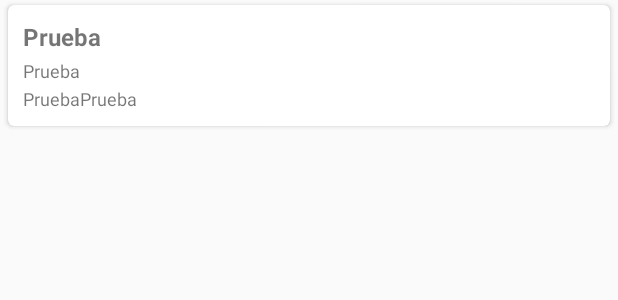
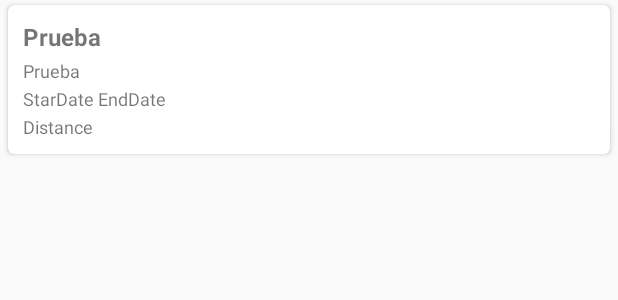
Before and after one commit to higab85/plusone, an Android app: the layout activity_card_view_list_events.xml on its own in the app's theme, with its tools: preview values and no code run, on a phone screen of 412 x 824 dp. Shown: the top 300 px of the screen. Run offline under Robolectric (Android 15) with nearby library versions, the phone set to English and light mode, and no system bars; network calls fail.

Commit message:
Distance between Event and User WORKS
Better screen for list of event+ Distance showed in cardview

```diff
--- a/app/src/main/java/plusone/plusone/Event.kt
+++ b/app/src/main/java/plusone/plusone/Event.kt
@@ -33,7 +33,7 @@ class Event: Serializable {
         this.end=end
         this.type=type
     }
-    constructor(id:String,name: String,description:String, location:String,start:String,end:String, type:String,reqPeople:Int){
+    constructor(id:String,name: String,description:String, location:String,start:String,end:String, type:String,reqPeople:Int,latitude:String,longitude:String){
         this.id=id
         this.name=name
         this.description=description
@@ -44,6 +44,7 @@ class Event: Serializable {
         this.reqPeople=reqPeople
         this.latitude = latitude
         this.longitude = longitude
+        this.reqPeople = reqPeople
 
     }
     constructor(name: String, location:String,start:String,end:String, type:String,distance:Double){
--- a/app/src/main/res/layout/activity_card_view_list_events.xml
+++ b/app/src/main/res/layout/activity_card_view_list_events.xml
@@ -39,7 +39,7 @@
             android:id="@+id/event_start"
             android:layout_marginTop="2dp"
             android:textSize="12sp"
-            android:text="Prueba"
+            android:text="StarDate "
             />
         <TextView
             android:layout_width="wrap_content"
@@ -49,8 +49,18 @@
             android:layout_below="@id/event_location"
             android:id="@+id/event_end"
             android:textSize="12sp"
-            android:text="Prueba"
+            android:text="EndDate "
             />
+        <TextView
+        android:layout_width="wrap_content"
+        android:layout_height="wrap_content"
+
+        android:layout_marginTop="2dp"
+        android:layout_below="@id/event_end"
+        android:id="@+id/event_distance"
+        android:textSize="12sp"
+        android:text="Distance "
+        />
         <TextView
             android:layout_width="wrap_content"
             android:layout_height="wrap_content"
```
Also changed, not shown: app/src/main/java/plusone/plusone/EventList.kt (+19 -10 lines), app/src/main/java/plusone/plusone/EventListCardView.kt (+5 -3 lines), app/src/main/java/plusone/plusone/EventListInfoAdapter.kt (+27 -5 lines).
